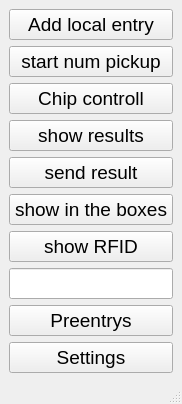
First picture: the form in src/views/mainwindow/mainwindow.ui, repository stivehu/um3, before the edit.
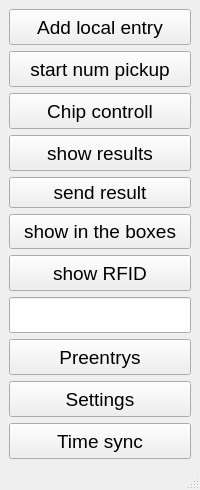
Second picture: the form after the edit.

Commit message: 371 - Timesync from um3

The edit to the form file:
```diff
--- a/src/views/mainwindow/mainwindow.ui
+++ b/src/views/mainwindow/mainwindow.ui
@@ -7,16 +7,14 @@
    <rect>
     <x>0</x>
     <y>0</y>
-    <width>182</width>
-    <height>360</height>
+    <width>200</width>
+    <height>490</height>
    </rect>
   </property>
   <property name="windowTitle">
    <string>User manager</string>
   </property>
   <widget class="QWidget" name="centralwidget">
-   <layout class="QGridLayout" name="gridLayout">
-    <item row="0" column="0">
      <layout class="QVBoxLayout" name="verticalLayout">
       <item>
        <widget class="QPushButton" name="localEntrypushButton">
@@ -201,7 +199,23 @@
         </property>
        </widget>
       </item>
-     </layout>
+    <item>
+     <widget class="QPushButton" name="timesyncPushButton">
+      <property name="sizePolicy">
+       <sizepolicy hsizetype="Expanding" vsizetype="Expanding">
+        <horstretch>0</horstretch>
+        <verstretch>0</verstretch>
+       </sizepolicy>
+      </property>
+      <property name="font">
+       <font>
+        <pointsize>14</pointsize>
+       </font>
+      </property>
+      <property name="text">
+       <string>Time sync</string>
+      </property>
+     </widget>
     </item>
    </layout>
   </widget>
```
Lines whose indentation alone changed are shown as unchanged. The commit also changes 3 other files.
